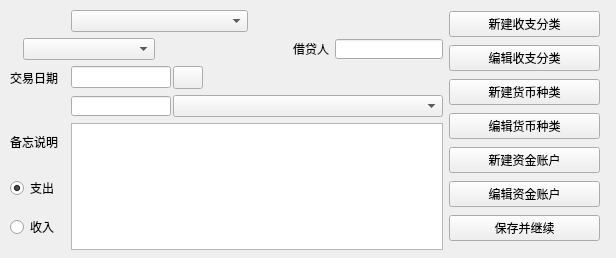
First picture: the form in ui/changebillwidget.ui, repository Harry-Chen/OOP-Cash, before the edit.
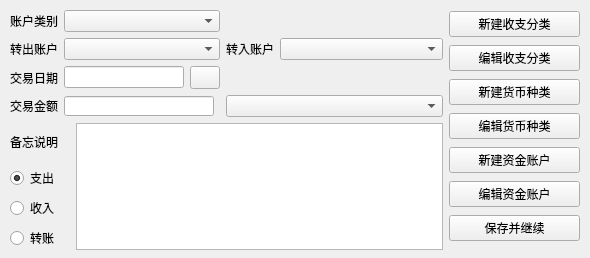
Second picture: the form after the edit. Icons and pictures are not drawn.

Patch:
```diff
--- a/ui/changebillwidget.ui
+++ b/ui/changebillwidget.ui
@@ -6,7 +6,7 @@
    <rect>
     <x>0</x>
     <y>0</y>
-    <width>616</width>
+    <width>590</width>
     <height>258</height>
    </rect>
   </property>
@@ -41,78 +41,100 @@
     </size>
    </property>
    <layout class="QGridLayout" name="gridLayout">
-    <item row="0" column="2">
-     <layout class="QHBoxLayout" name="horizontalLayout_2">
-      <item>
-       <widget class="QComboBox" name="combo1"/>
-      </item>
-      <item>
-       <spacer name="horizontalSpacer_2">
-        <property name="orientation">
-         <enum>Qt::Horizontal</enum>
-        </property>
-        <property name="sizeType">
-         <enum>QSizePolicy::Fixed</enum>
+    <item row="1" column="0" colspan="3">
+     <layout class="QGridLayout" name="gridLayout_3">
+      <property name="topMargin">
+       <number>0</number>
+      </property>
+      <item row="1" column="1">
+       <widget class="QComboBox" name="combo2">
+        <property name="minimumSize">
+         <size>
+          <width>0</width>
+          <height>0</height>
+         </size>
         </property>
-        <property name="sizeHint" stdset="0">
+        <property name="maximumSize">
          <size>
-          <width>195</width>
-          <height>20</height>
+          <width>200</width>
+          <height>16777215</height>
          </size>
         </property>
-       </spacer>
+       </widget>
       </item>
-     </layout>
-    </item>
-    <item row="4" column="0">
+      <item row="1" column="0">
+       <widget class="QLabel" name="label2">
+        <property name="text">
+         <string>转出账户</string>
+        </property>
+       </widget>
+      </item>
+      <item row="3" column="0">
      <widget class="QLabel" name="labelAmount">
       <property name="text">
-       <string/>
+         <string>交易金额</string>
       </property>
      </widget>
     </item>
-    <item row="4" column="2">
-     <layout class="QHBoxLayout" name="horizontalLayout_5">
-      <property name="spacing">
-       <number>2</number>
-      </property>
-      <item>
+      <item row="3" column="1">
        <widget class="QLineEdit" name="lineEditAmount">
         <property name="minimumSize">
          <size>
-          <width>100</width>
+          <width>0</width>
           <height>20</height>
          </size>
         </property>
         <property name="maximumSize">
          <size>
-          <width>100</width>
+          <width>150</width>
           <height>20</height>
          </size>
         </property>
        </widget>
-      </item>
-      <item>
-       <widget class="QComboBox" name="comboCurrency"/>
-      </item>
-     </layout>
     </item>
     <item row="3" column="2">
-     <layout class="QHBoxLayout" name="horizontalLayout_4">
-      <property name="spacing">
-       <number>2</number>
-      </property>
+       <widget class="QComboBox" name="comboCurrency"/>
+      </item>
+      <item row="0" column="0">
+       <widget class="QLabel" name="label1">
+        <property name="text">
+         <string>账户类别</string>
+        </property>
+       </widget>
+      </item>
+      <item row="2" column="0">
+       <widget class="QLabel" name="labelTime">
+        <property name="text">
+         <string>交易日期</string>
+        </property>
+       </widget>
+      </item>
+      <item row="2" column="2">
+       <spacer name="horizontalSpacer">
+        <property name="orientation">
+         <enum>Qt::Horizontal</enum>
+        </property>
+        <property name="sizeHint" stdset="0">
+         <size>
+          <width>188</width>
+          <height>17</height>
+         </size>
+        </property>
+       </spacer>
+      </item>
+      <item row="2" column="1">
+       <layout class="QHBoxLayout" name="horizontalLayout_3">
       <item>
        <widget class="QLineEdit" name="lineEditTime">
         <property name="minimumSize">
          <size>
-          <width>100</width>
+            <width>0</width>
           <height>0</height>
          </size>
         </property>
         <property name="maximumSize">
          <size>
-          <width>100</width>
+            <width>120</width>
           <height>16777215</height>
          </size>
         </property>
@@ -150,128 +172,58 @@
         </property>
        </widget>
       </item>
-      <item>
-       <spacer name="horizontalSpacer">
+       </layout>
+      </item>
+      <item row="0" column="2">
+       <spacer name="horizontalSpacer_2">
         <property name="orientation">
          <enum>Qt::Horizontal</enum>
         </property>
         <property name="sizeHint" stdset="0">
          <size>
-          <width>188</width>
-          <height>17</height>
+          <width>40</width>
+          <height>20</height>
          </size>
         </property>
        </spacer>
       </item>
-     </layout>
-    </item>
-    <item row="3" column="0">
-     <widget class="QLabel" name="labelTime">
+      <item row="0" column="1">
+       <widget class="QComboBox" name="combo1"/>
+      </item>
+      <item row="1" column="2">
+       <layout class="QFormLayout" name="formLayout">
+        <item row="0" column="0">
+         <widget class="QLabel" name="label3">
       <property name="text">
-       <string>交易日期</string>
+           <string>转入账户</string>
       </property>
      </widget>
     </item>
-    <item row="5" column="2" rowspan="3">
-     <widget class="QTextEdit" name="textEdit"/>
-    </item>
-    <item row="5" column="0">
+        <item row="0" column="1">
+         <widget class="QComboBox" name="combo3"/>
+        </item>
+       </layout>
+      </item>
+     </layout>
+    </item>
+    <item row="3" column="0">
      <widget class="QLabel" name="labelNote">
+      <property name="maximumSize">
+       <size>
+        <width>60</width>
+        <height>16777215</height>
+       </size>
+      </property>
       <property name="text">
        <string>备忘说明</string>
       </property>
      </widget>
     </item>
-    <item row="1" column="0" colspan="3">
-     <layout class="QGridLayout" name="gridLayout_3">
-      <property name="topMargin">
-       <number>0</number>
-      </property>
-      <item row="0" column="4">
-       <widget class="QLineEdit" name="lineEditLoanName">
-        <property name="sizePolicy">
-         <sizepolicy hsizetype="Preferred" vsizetype="Fixed">
-          <horstretch>0</horstretch>
-          <verstretch>0</verstretch>
-         </sizepolicy>
-        </property>
-        <property name="minimumSize">
-         <size>
-          <width>100</width>
-          <height>0</height>
-         </size>
-        </property>
-        <property name="maximumSize">
-         <size>
-          <width>120</width>
-          <height>20</height>
-         </size>
-        </property>
-       </widget>
-      </item>
-      <item row="0" column="0">
-       <widget class="QLabel" name="label2">
-        <property name="text">
-         <string/>
-        </property>
-       </widget>
-      </item>
-      <item row="0" column="1">
-       <widget class="QComboBox" name="combo2">
-        <property name="minimumSize">
-         <size>
-          <width>132</width>
-          <height>0</height>
-         </size>
-        </property>
-        <property name="maximumSize">
-         <size>
-          <width>132</width>
-          <height>16777215</height>
-         </size>
-        </property>
-       </widget>
-      </item>
-      <item row="0" column="3">
-       <widget class="QLabel" name="labelLoadName">
-        <property name="maximumSize">
-         <size>
-          <width>92</width>
-          <height>16777215</height>
-         </size>
-        </property>
-        <property name="layoutDirection">
-         <enum>Qt::LeftToRight</enum>
-        </property>
-        <property name="text">
-         <string>借贷人</string>
-        </property>
-       </widget>
-      </item>
-      <item row="0" column="2">
-       <spacer name="horizontalSpacer_3">
-        <property name="orientation">
-         <enum>Qt::Horizontal</enum>
-        </property>
-        <property name="sizeHint" stdset="0">
-         <size>
-          <width>40</width>
-          <height>20</height>
-         </size>
-        </property>
-       </spacer>
-      </item>
-     </layout>
-    </item>
-    <item row="0" column="0">
-     <widget class="QLabel" name="label1">
-      <property name="text">
-       <string/>
-      </property>
-     </widget>
-    </item>
-    <item row="6" column="0" rowspan="2">
+    <item row="4" column="0" rowspan="2">
      <layout class="QVBoxLayout" name="verticalLayout_2">
+      <property name="sizeConstraint">
+       <enum>QLayout::SetDefaultConstraint</enum>
+      </property>
       <item>
        <widget class="QRadioButton" name="costBtn">
         <property name="text">
@@ -289,8 +241,18 @@
         </property>
        </widget>
       </item>
+      <item>
+       <widget class="QRadioButton" name="tranferBtn">
+        <property name="text">
+         <string>转账</string>
+        </property>
+       </widget>
+      </item>
      </layout>
     </item>
+    <item row="3" column="1" rowspan="3" colspan="2">
+     <widget class="QTextEdit" name="textEdit"/>
+    </item>
    </layout>
   </widget>
   <widget class="QWidget" name="verticalLayoutWidget">
@@ -298,7 +260,7 @@
     <rect>
      <x>449</x>
      <y>9</y>
-     <width>151</width>
+     <width>131</width>
      <height>241</height>
     </rect>
    </property>
```
Left out of the diff: 6 changed lines with no effect on the pictures. Lines whose indentation alone changed are shown as unchanged.
